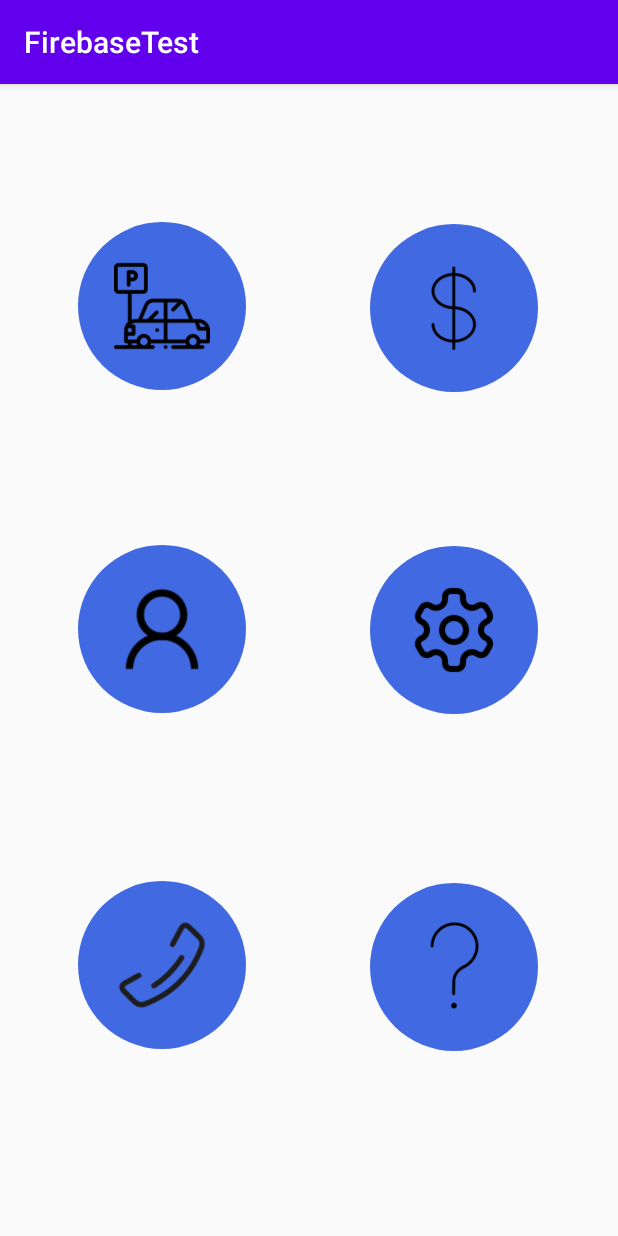
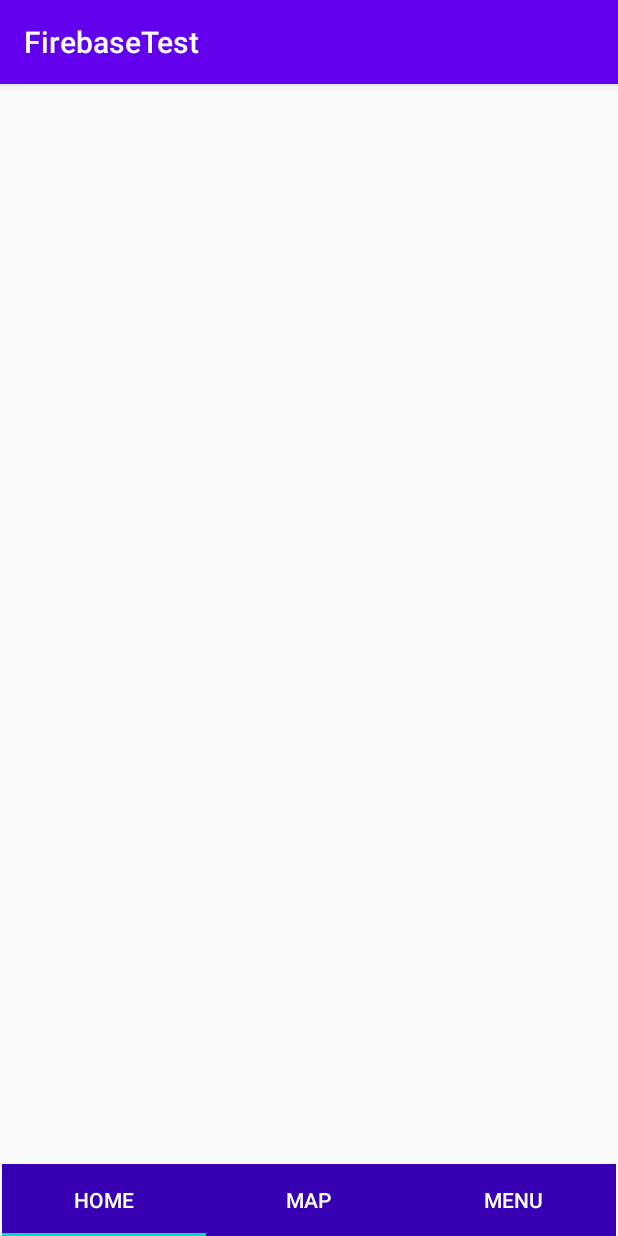
Before and after one commit to AndyNardDog/SharingSpace, an Android app: the screen it shows after launch (Menu before the commit, Second_Main after it), after a tap on "SKIP", on a phone screen of 412 x 824 dp. Run offline under Robolectric (Android 15) with nearby library versions, the light colour scheme and no system bars; our stand-ins replace Firebase (no records; nobody signed in at launch, a user with empty details on screens opened directly).

Commit message:
Added second page with recycler view.

```diff
--- a/app/build.gradle
+++ b/app/build.gradle
@@ -43,4 +43,7 @@ dependencies {
     implementation 'com.google.firebase:firebase-analytics:17.2.3'
     implementation 'com.google.firebase:firebase-database:19.2.1'
     implementation 'com.google.android.material:material:1.1.0'
+    implementation 'com.firebaseui:firebase-ui-firestore:6.2.1'
+    //noinspection GradleCompatible
+    implementation 'com.android.support:recyclerview-v7:28.0.0'
 }
--- a/app/src/main/AndroidManifest.xml
+++ b/app/src/main/AndroidManifest.xml
@@ -12,7 +12,8 @@
         android:supportsRtl="true"
         android:theme="@style/AppTheme"
         android:usesCleartextTraffic="true">
-        <activity android:name=".Account_Setting"></activity>
+        <activity android:name=".Second_Main"></activity>
+        <activity android:name=".Account_Setting" />
         <activity android:name=".PaymentPage" />
         <activity android:name=".Menu" />
         <activity android:name=".Help" />
--- a/app/src/main/java/com/example/firebasetest/MainActivity.java
+++ b/app/src/main/java/com/example/firebasetest/MainActivity.java
@@ -84,7 +84,7 @@ public class MainActivity extends AppCompatActivity {
     }
 
     public void skip(View view) {
-        Intent intent = new Intent(this, Menu.class);
+        Intent intent = new Intent(this, Second_Main.class);
         startActivity(intent);
     }
 //    public void onTesting(){
--- /dev/null
+++ b/app/src/main/java/com/example/firebasetest/Second_Main.java
@@ -0,0 +1,76 @@
+package com.example.firebasetest;
+
+import androidx.annotation.NonNull;
+import androidx.annotation.Nullable;
+import androidx.appcompat.app.AppCompatActivity;
+import androidx.recyclerview.widget.LinearLayoutManager;
+import androidx.recyclerview.widget.RecyclerView;
+
+import android.os.Bundle;
+import android.view.LayoutInflater;
+import android.view.View;
+import android.view.ViewGroup;
+
+import com.firebase.ui.firestore.FirestoreRecyclerAdapter;
+import com.firebase.ui.firestore.FirestoreRecyclerOptions;
+import com.google.firebase.firestore.FirebaseFirestore;
+import com.google.firebase.firestore.Query;
+
+public class Second_Main extends AppCompatActivity {
+
+    private RecyclerView spacesRec;
+    private RecyclerView.Adapter spacesAdapter;
+    private FirebaseFirestore fb;
+    private FirestoreRecyclerAdapter<SpaceModel, SpaceHolder> adapter;
+
+    @Override
+    protected void onCreate(Bundle savedInstanceState) {
+        super.onCreate(savedInstanceState);
+        setContentView(R.layout.activity_second__main);
+
+        fb = FirebaseFirestore.getInstance();
+
+        spacesRec = (RecyclerView) findViewById(R.id.spacesRecycler);
+        spacesRec.setLayoutManager(new LinearLayoutManager(this));
+
+        Query spaces = fb.collection("parkspaces");
+
+        FirestoreRecyclerOptions<SpaceModel> spacesAvailable = new FirestoreRecyclerOptions.Builder<SpaceModel>()
+                .setQuery(spaces, SpaceModel.class)
+                .build();
+
+        adapter = new FirestoreRecyclerAdapter<SpaceModel, SpaceHolder>(spacesAvailable) {
+            @Override
+            protected void onBindViewHolder(SpaceHolder spaceHolder, int i, SpaceModel spaceModel) {
+
+                spaceHolder.setAddress(spaceModel.getAddress());
+                spaceHolder.setDescription(spaceModel.getDescription());
+                spaceHolder.setPrice(spaceModel.getPrice());
+                spaceHolder.setSellerId(spaceModel.getSellerID());
+            }
+
+            @NonNull
+            @Override
+            public SpaceHolder onCreateViewHolder(@NonNull ViewGroup parent, int viewType) {
+                View view  = LayoutInflater.from(parent.getContext()).inflate(R.layout.space, parent, false);
+                return new SpaceHolder(view);
+            }
+
+        };
+
+        spacesRec.setAdapter(adapter);
+
+    }
+
+    @Override
+    protected void onStart() {
+        super.onStart();
+        adapter.startListening();
+    }
+
+    @Override
+    protected void onStop() {
+        super.onStop();
+        adapter.stopListening();
+    }
+}
--- /dev/null
+++ b/app/src/main/res/layout/activity_second__main.xml
@@ -0,0 +1,43 @@
+<?xml version="1.0" encoding="utf-8"?>
+<androidx.constraintlayout.widget.ConstraintLayout xmlns:android="http://schemas.android.com/apk/res/android"
+    xmlns:app="http://schemas.android.com/apk/res-auto"
+    xmlns:tools="http://schemas.android.com/tools"
+    android:layout_width="match_parent"
+    android:layout_height="match_parent"
+    tools:context=".Second_Main">
+
+    <androidx.recyclerview.widget.RecyclerView
+        android:id="@+id/spacesRecycler"
+        android:layout_width="match_parent"
+        android:layout_height="match_parent"
+        app:layout_constraintBottom_toTopOf="@+id/tabLayout"
+        app:layout_constraintEnd_toEndOf="parent"
+        app:layout_constraintStart_toStartOf="parent"
+        app:layout_constraintTop_toTopOf="parent" />
+
+    <com.google.android.material.tabs.TabLayout
+        android:id="@+id/tabLayout"
+        android:layout_width="409dp"
+        android:layout_height="wrap_content"
+        app:layout_constraintBottom_toBottomOf="parent"
+        app:layout_constraintEnd_toEndOf="parent"
+        app:layout_constraintStart_toStartOf="parent"
+        app:tabBackground="@color/colorPrimaryDark"
+        app:tabTextColor="@color/cardview_light_background">
+
+        <com.google.android.material.tabs.TabItem
+            android:layout_width="wrap_content"
+            android:layout_height="wrap_content"
+            android:text="Home" />
+
+        <com.google.android.material.tabs.TabItem
+            android:layout_width="wrap_content"
+            android:layout_height="wrap_content"
+            android:text="Map" />
+
+        <com.google.android.material.tabs.TabItem
+            android:layout_width="wrap_content"
+            android:layout_height="wrap_content"
+            android:text="Menu" />
+    </com.google.android.material.tabs.TabLayout>
+</androidx.constraintlayout.widget.ConstraintLayout>
```
Also changed, not shown: app/src/main/java/com/example/firebasetest/SpaceHolder.java (added, +38 -0 lines), app/src/main/java/com/example/firebasetest/SpaceModel.java (added, +32 -0 lines), app/src/main/res/layout/space.xml (added, +56 -0 lines).
